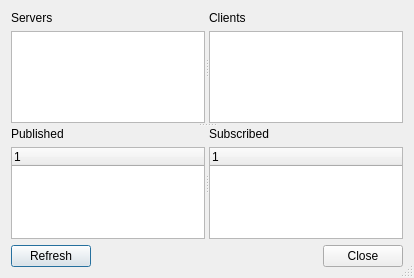
The window that mqt/MqtServer/ServerDetails.ui (Rsclub22/Minos2-Mirror) describes before a commit, drawn with Qt 5.
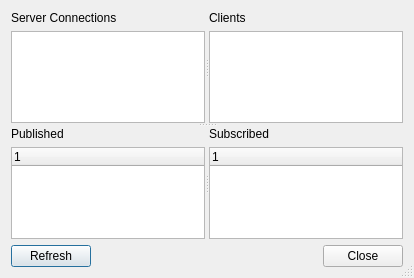
The same window after the commit. Custom widgets are drawn as their Qt base class.

Patch:
```diff
--- a/mqt/MqtServer/ServerDetails.ui
+++ b/mqt/MqtServer/ServerDetails.ui
@@ -31,7 +31,10 @@
         <item>
          <widget class="QLabel" name="label">
           <property name="text">
-           <string>Servers</string>
+           <string>Server Connections</string>
+          </property>
+          <property name="wordWrap">
+           <bool>true</bool>
           </property>
          </widget>
         </item>
```
Left out of the diff: 8 changed lines with no effect on the pictures.
